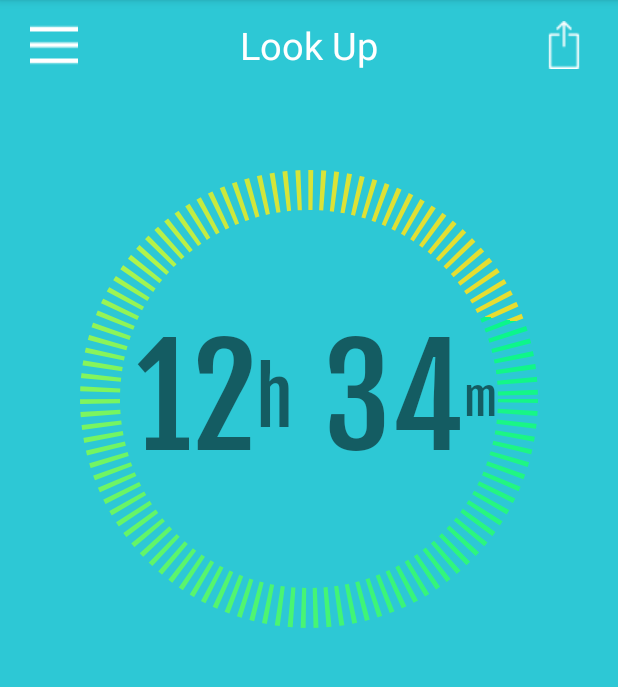
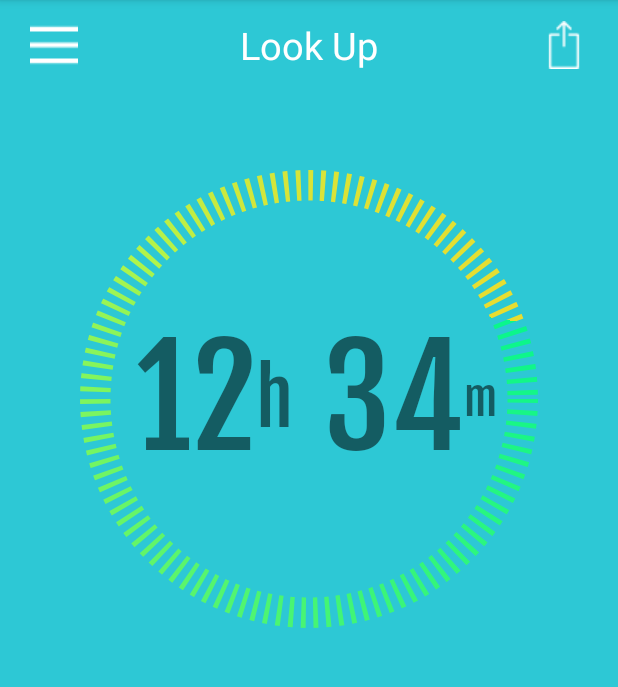
Before and after one commit to snowzhai/TimeManager, an Android app: the fragment ContentFragment shown on its own in the app's theme, on a phone screen of 412 x 824 dp, the part 84-771 px from its top. Run offline under Robolectric (Android 15) with nearby library versions, the phone set to English and light mode, and no system bars; libraries missing offline, so code that uses them is left out: com.jeremyfeinstein.slidingmenu.

```diff
--- a/Time/src/main/java/com/tm/timemanager/Activity/HomeActivity.java
+++ b/Time/src/main/java/com/tm/timemanager/Activity/HomeActivity.java
@@ -26,14 +26,13 @@ public class HomeActivity extends SlidingFragmentActivity {
 
         super.onCreate(savedInstanceState);
 
-
         int phoneWidth = Application.getPhoneWidth(this);
         requestWindowFeature(Window.FEATURE_NO_TITLE);
         setContentView(R.layout.activity_home);
         SlidingMenu slidingMenu = getSlidingMenu();
         setBehindContentView(R.layout.layout_leftmenu);
         slidingMenu.setMode(SlidingMenu.LEFT);
-        slidingMenu.setTouchModeAbove(SlidingMenu.TOUCHMODE_FULLSCREEN);
+        slidingMenu.setTouchModeAbove(SlidingMenu.TOUCHMODE_MARGIN);
         slidingMenu.setBehindOffset(phoneWidth/2);
         initFragment();
 
--- a/Time/src/main/java/com/tm/timemanager/fragment/ContentFragment.java
+++ b/Time/src/main/java/com/tm/timemanager/fragment/ContentFragment.java
@@ -1,17 +1,20 @@
 package com.tm.timemanager.fragment;
 
-import android.animation.ValueAnimator;
-import android.app.Fragment;
-import android.graphics.Typeface;
+
+import android.support.v4.view.PagerAdapter;
+import android.support.v4.view.ViewPager;
+import android.util.Log;
 import android.view.View;
-import android.widget.FrameLayout;
+import android.view.ViewGroup;
 import android.widget.ImageButton;
-import android.widget.LinearLayout;
-import android.widget.TextView;
-
 import com.jeremyfeinstein.slidingmenu.lib.SlidingMenu;
 import com.tm.timemanager.Activity.HomeActivity;
 import com.tm.timemanager.R;
+import com.tm.timemanager.pager.BasePager;
+import com.tm.timemanager.pager.HomePager;
+import com.tm.timemanager.pager.PiePager;
+
+import java.util.ArrayList;
 
 
 /**
@@ -19,12 +22,9 @@ import com.tm.timemanager.R;
  */
 public class ContentFragment extends BaseFragment {
 
-    private TextView tv_main_hour;
-    private TextView tv_main_h;
-    private TextView tv_main_minute;
-    private TextView tv_main_m;
-    private LinearLayout rl_main_content;
     private View view;
+    private ViewPager vp_main;
+    private ArrayList<BasePager> pagers;
 
     @Override
     public View initViews() {
@@ -46,60 +46,85 @@ public class ContentFragment extends BaseFragment {
             }
         });
 
-        int screenWidth = mActivity.getWindowManager().getDefaultDisplay().getWidth(); // 屏幕宽
-        int screenHeight =mActivity.getWindowManager().getDefaultDisplay().getHeight(); // 屏幕高
 
-        rl_main_content = (LinearLayout) view.findViewById(R.id.rl_main_content);
-
-        FrameLayout.LayoutParams params = (FrameLayout.LayoutParams) rl_main_content.getLayoutParams();
-        int i = (screenHeight > screenWidth) ? screenWidth : screenHeight;
-        params.height = i;
-        params.width = i;
-        rl_main_content.setLayoutParams(params);
-
-        tv_main_hour = (TextView) view.findViewById(R.id.tv_main_hour);
-        tv_main_h = (TextView) view.findViewById(R.id.tv_main_h);
-        tv_main_minute = (TextView) view.findViewById(R.id.tv_main_minute);
-        tv_main_m = (TextView) view.findViewById(R.id.tv_main_m);
-
-
-        ValueAnimator animator1 = ValueAnimator.ofInt(0, Integer.parseInt(tv_main_hour.getText().toString()));
-        ValueAnimator animator2 = ValueAnimator.ofInt(0, Integer.parseInt(tv_main_minute.getText().toString()));
-
-        animator1.setDuration(1000);
-        animator1.addUpdateListener(new ValueAnimator.AnimatorUpdateListener() {
-            @Override
-            public void onAnimationUpdate(ValueAnimator animation) {
-                int animatedValue = (int) animation.getAnimatedValue();
-                tv_main_hour.setText((animatedValue + ""));
-            }
-        });
-        animator1.start();
-
-        animator2.setDuration(1000);
-        animator2.addUpdateListener(new ValueAnimator.AnimatorUpdateListener() {
-            @Override
-            public void onAnimationUpdate(ValueAnimator animation) {
-                int animatedValue = (int) animation.getAnimatedValue();
-                tv_main_minute.setText((animatedValue + ""));
-            }
-        });
-
-
-        animator2.start();
-
-
-        Typeface tf = Typeface.createFromAsset(mActivity.getAssets(), "fonts/FjallaOne-Regular.ttf");
-        tv_main_hour.setTypeface(tf);
-        tv_main_h.setTypeface(tf);
-        tv_main_minute.setTypeface(tf);
-        tv_main_m.setTypeface(tf);
-
+        vp_main = (ViewPager) view.findViewById(R.id.vp_main);
 
         return view;
     }
 
 
+    @Override
+    public void initData() {
+
+        pagers = new ArrayList<>();
+
+
+        pagers.add(new PiePager(mActivity));
+        pagers.add(new HomePager(mActivity));
+
+        vp_main.setAdapter(new MyPagerAdapter());
+        vp_main.setOnPageChangeListener(new ViewPager.OnPageChangeListener() {
+            @Override
+            public void onPageScrolled(int position, float positionOffset, int positionOffsetPixels) {
+                Log.i("vp_main",position+"--");
+            }
+
+            @Override
+            public void onPageSelected(int position) {
+
+            }
+
+            @Override
+            public void onPageScrollStateChanged(int state) {
+
+            }
+        });
+
+        vp_main.setCurrentItem(1);
+
+
+    }
+
+    class MyPagerAdapter extends PagerAdapter{
+
+        private View view;
+
+        @Override
+        public int getCount() {
+            return pagers.size();
+        }
+
+        @Override
+        public boolean isViewFromObject(View view, Object object) {
+            return view == object;
+        }
+
+        @Override
+        public Object instantiateItem(ViewGroup container, int position) {
+
+            switch (position){
+                case 0:
+                    PiePager piePager = (PiePager) pagers.get(position);
+                    container.addView(piePager.mView);
+                    view = piePager.mView;
+                    break;
+                case 1:
+                    HomePager homePager = (HomePager) pagers.get(position);
+                    container.addView(homePager.mView);
+                    view = homePager.mView;
+                    break;
+            }
+
+            return view;
+        }
+
+        @Override
+        public void destroyItem(ViewGroup container, int position, Object object) {
+            super.destroyItem(container, position, object);
+
+            container.removeView(view);
+        }
+    }
 
 
 
--- /dev/null
+++ b/Time/src/main/java/com/tm/timemanager/pager/BasePager.java
@@ -0,0 +1,19 @@
+package com.tm.timemanager.pager;
+
+import android.app.Activity;
+import android.view.View;
+
+/**
+ * Created by CHENQIAO on 2016/4/20.
+ */
+public class BasePager {
+
+
+    public Activity mActivity;
+    public View mView;
+
+    public BasePager(Activity activity) {
+        mActivity = activity;
+    }
+
+}
--- /dev/null
+++ b/Time/src/main/java/com/tm/timemanager/pager/HomePager.java
@@ -0,0 +1,90 @@
+package com.tm.timemanager.pager;
+
+import android.animation.ValueAnimator;
+import android.app.Activity;
+import android.graphics.Typeface;
+import android.view.View;
+import android.widget.FrameLayout;
+import android.widget.LinearLayout;
+import android.widget.TextView;
+import com.tm.timemanager.R;
+
+/**
+ * Created by CHENQIAO on 2016/4/20.
+ */
+public class HomePager extends BasePager {
+
+    public Activity mActivity;
+    private TextView tv_main_hour;
+    private TextView tv_main_h;
+    private TextView tv_main_minute;
+    private TextView tv_main_m;
+    private LinearLayout rl_main_content;
+    public View mView;
+
+    public HomePager(Activity activity) {
+        super(activity);
+        mActivity = activity;
+        initView();
+    }
+
+
+    public void initView(){
+
+        mView = View.inflate(mActivity, R.layout.pager_home, null);
+
+//        FrameLayout.LayoutParams linearParams = (FrameLayout.LayoutParams) mLogin.getLayoutParams();
+//        linearParams.height = 200;
+//        mlogin.setLayoutParams(linearParams);
+
+        int screenWidth = mActivity.getWindowManager().getDefaultDisplay().getWidth(); // 屏幕宽
+        int screenHeight =mActivity.getWindowManager().getDefaultDisplay().getHeight(); // 屏幕高
+
+        rl_main_content = (LinearLayout) mView.findViewById(R.id.rl_main_content);
+
+        FrameLayout.LayoutParams params = (FrameLayout.LayoutParams) rl_main_content.getLayoutParams();
+        int i = (screenHeight > screenWidth) ? screenWidth : screenHeight;
+        params.height = i;
+        params.width = i;
+        rl_main_content.setLayoutParams(params);
+
+        tv_main_hour = (TextView) mView.findViewById(R.id.tv_main_hour);
+        tv_main_h = (TextView) mView.findViewById(R.id.tv_main_h);
+        tv_main_minute = (TextView) mView.findViewById(R.id.tv_main_minute);
+        tv_main_m = (TextView) mView.findViewById(R.id.tv_main_m);
+
+
+        ValueAnimator animator1 = ValueAnimator.ofInt(0, Integer.parseInt(tv_main_hour.getText().toString()));
+        ValueAnimator animator2 = ValueAnimator.ofInt(0, Integer.parseInt(tv_main_minute.getText().toString()));
+
+        animator1.setDuration(1000);
+        animator1.addUpdateListener(new ValueAnimator.AnimatorUpdateListener() {
+            @Override
+            public void onAnimationUpdate(ValueAnimator animation) {
+                int animatedValue = (int) animation.getAnimatedValue();
+                tv_main_hour.setText((animatedValue + ""));
+            }
+        });
+        animator1.start();
+
+        animator2.setDuration(1000);
+        animator2.addUpdateListener(new ValueAnimator.AnimatorUpdateListener() {
+            @Override
+            public void onAnimationUpdate(ValueAnimator animation) {
+                int animatedValue = (int) animation.getAnimatedValue();
+                tv_main_minute.setText((animatedValue + ""));
+            }
+        });
+
+        animator2.start();
+
+        Typeface tf = Typeface.createFromAsset(mActivity.getAssets(), "fonts/FjallaOne-Regular.ttf");
+        tv_main_hour.setTypeface(tf);
+        tv_main_h.setTypeface(tf);
+        tv_main_minute.setTypeface(tf);
+        tv_main_m.setTypeface(tf);
+
+
+
+    }
+}
--- /dev/null
+++ b/Time/src/main/java/com/tm/timemanager/pager/PiePager.java
@@ -0,0 +1,29 @@
+package com.tm.timemanager.pager;
+
+import android.app.Activity;
+import android.view.View;
+
+import com.tm.timemanager.R;
+
+/**
+ * Created by CHENQIAO on 2016/4/20.
+ */
+public class PiePager extends BasePager{
+
+
+    public View mView;
+    public Activity mActivity;
+
+    public PiePager(Activity activity) {
+        super(activity);
+        mActivity = activity ;
+        initView();
+    }
+
+
+    public void initView() {
+        mView = View.inflate(mActivity, R.layout.pager_pie, null);
+
+    }
+
+}
--- a/Time/src/main/java/com/tm/timemanager/view/RingView.java
+++ b/Time/src/main/java/com/tm/timemanager/view/RingView.java
@@ -55,7 +55,7 @@ public class RingView extends View{
         mPaint.setStyle(Paint.Style.STROKE);
         PathEffect effect = new DashPathEffect(new float[] { 5, 8, 5,8}, 1);
         mPaint.setPathEffect(effect);
-        mPaint.setStrokeWidth(80);
+        mPaint.setStrokeWidth(i/10);
     }
 
     public void getArc(Canvas canvas, float o_x, float o_y, float r,
--- a/Time/src/main/res/layout/activity_test.xml
+++ /dev/null
@@ -1,13 +0,0 @@
-<?xml version="1.0" encoding="utf-8"?>
-<RelativeLayout xmlns:android="http://schemas.android.com/apk/res/android"
-    xmlns:tools="http://schemas.android.com/tools"
-    android:layout_width="match_parent"
-    android:layout_height="match_parent"
-    tools:context="com.tm.timemanager.TestActivity">
-    <Button
-        android:layout_width="wrap_content"
-        android:layout_height="wrap_content"
-        android:onClick="bt_test_getmessage"
-        android:text="获取所有应用的信息"/>
-
-</RelativeLayout>
--- a/Time/src/main/res/layout/fragment_content.xml
+++ b/Time/src/main/res/layout/fragment_content.xml
@@ -44,68 +44,11 @@
     </RelativeLayout>
 
 
-<FrameLayout
+<android.support.v4.view.ViewPager
+    android:id="@+id/vp_main"
     android:layout_width="match_parent"
-    android:layout_height="wrap_content">
+    android:layout_height="wrap_content"/>
 
 
-    <LinearLayout
-        android:id="@+id/rl_main_content"
-        android:layout_gravity="top"
-        android:gravity="center"
-        android:orientation="horizontal"
-        android:layout_width="match_parent"
-        android:layout_height="wrap_content"
-        android:background="#2DC8D5">
-        <TextView
-            android:layout_height="wrap_content"
-            android:layout_width="0dp"
-            android:layout_weight="0.5"/>
-        <TextView
-            android:id="@+id/tv_main_hour"
-            android:layout_height="wrap_content"
-            android:text="12"
-            android:textStyle="italic"
-            android:textSize="90sp"
-            android:layout_width="0dp"
-            android:layout_weight="1"
-            android:gravity="right"/>
-        <TextView
-            android:id="@+id/tv_main_h"
-            android:layout_height="wrap_content"
-            android:text="h"
-            android:textStyle="italic"
-            android:textSize="50sp"
-            android:layout_width="wrap_content"
-            android:gravity="bottom"/>
-        <TextView
-            android:id="@+id/tv_main_minute"
-            android:layout_height="wrap_content"
-            android:text="34"
-            android:textStyle="italic"
-            android:textSize="90sp"
-            android:layout_width="0dp"
-            android:layout_weight="1"
-            android:gravity="right"/>
-        <TextView
-            android:id="@+id/tv_main_m"
-            android:layout_height="wrap_content"
-            android:text="m"
-            android:textSize="30sp"
-            android:textStyle="italic"
-            android:layout_width="wrap_content"
-            android:gravity="bottom" />
-        <TextView
-            android:layout_height="wrap_content"
-            android:layout_width="0dp"
-            android:layout_weight="0.7"/>
-    </LinearLayout>
-
-    <com.tm.timemanager.view.RingView
-        android:layout_width="match_parent"
-        android:layout_height="match_parent"/>
-
-
-</FrameLayout>
 
 </LinearLayout>
--- /dev/null
+++ b/Time/src/main/res/layout/pager_home.xml
@@ -0,0 +1,64 @@
+<?xml version="1.0" encoding="utf-8"?>
+<FrameLayout xmlns:android="http://schemas.android.com/apk/res/android"
+android:layout_width="match_parent"
+android:layout_height="wrap_content">
+
+
+<LinearLayout
+    android:id="@+id/rl_main_content"
+    android:layout_gravity="top"
+    android:gravity="center"
+    android:orientation="horizontal"
+    android:layout_width="match_parent"
+    android:layout_height="wrap_content"
+    android:background="#2DC8D5">
+    <TextView
+        android:layout_height="wrap_content"
+        android:layout_width="0dp"
+        android:layout_weight="0.5"/>
+    <TextView
+        android:id="@+id/tv_main_hour"
+        android:layout_height="wrap_content"
+        android:text="12"
+        android:textStyle="italic"
+        android:textSize="90sp"
+        android:layout_width="0dp"
+        android:layout_weight="1"
+        android:gravity="right"/>
+    <TextView
+        android:id="@+id/tv_main_h"
+        android:layout_height="wrap_content"
+        android:text="h"
+        android:textStyle="italic"
+        android:textSize="50sp"
+        android:layout_width="wrap_content"
+        android:gravity="bottom"/>
+    <TextView
+        android:id="@+id/tv_main_minute"
+        android:layout_height="wrap_content"
+        android:text="34"
+        android:textStyle="italic"
+        android:textSize="90sp"
+        android:layout_width="0dp"
+        android:layout_weight="1"
+        android:gravity="right"/>
+    <TextView
+        android:id="@+id/tv_main_m"
+        android:layout_height="wrap_content"
+        android:text="m"
+        android:textSize="30sp"
+        android:textStyle="italic"
+        android:layout_width="wrap_content"
+        android:gravity="bottom" />
+    <TextView
+        android:layout_height="wrap_content"
+        android:layout_width="0dp"
+        android:layout_weight="0.7"/>
+</LinearLayout>
+
+<com.tm.timemanager.view.RingView
+    android:layout_width="match_parent"
+    android:layout_height="match_parent"/>
+
+
+</FrameLayout>
--- /dev/null
+++ b/Time/src/main/res/layout/pager_pie.xml
@@ -0,0 +1,13 @@
+<?xml version="1.0" encoding="utf-8"?>
+<LinearLayout xmlns:android="http://schemas.android.com/apk/res/android"
+    android:orientation="vertical" android:layout_width="match_parent"
+    android:layout_height="match_parent">
+
+
+    <TextView
+        android:text="piechat"
+        android:textSize="30dp"
+        android:layout_width="wrap_content"
+        android:layout_height="wrap_content" />
+
+</LinearLayout>
```
